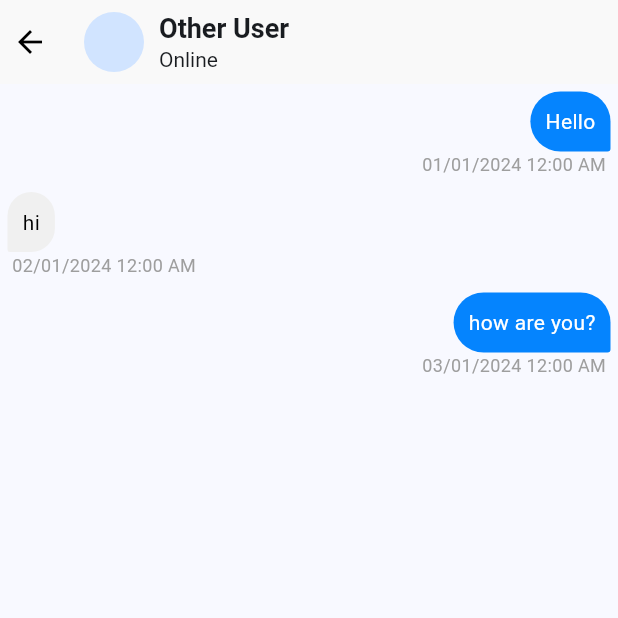
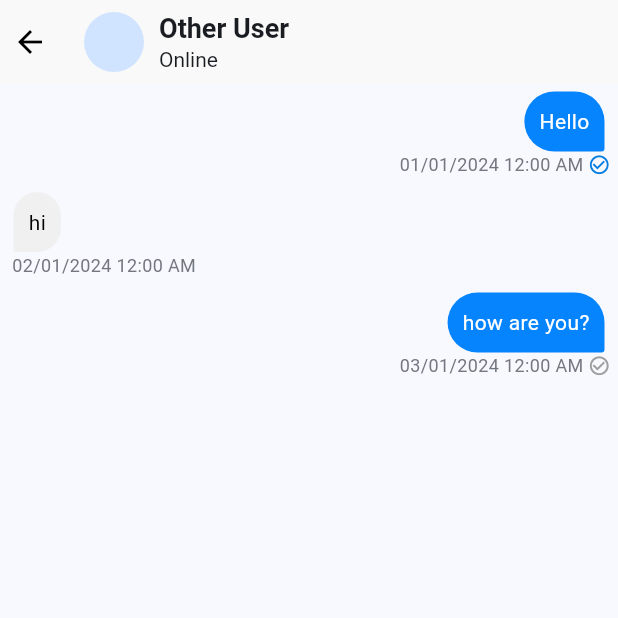
Before and after one commit to params19/livecom, a Flutter app: the screen it shows after launch, on a phone screen of 412 x 824 dp, the top half of it. Run offline on Flutter 3.47's test engine with Material 3 defaults, Android fonts, the phone set to English and light mode, and no system bars; our stand-ins replace country_code_picker, flutter_local_notifications.

Commit message:
Add image support to ChatMessage widget and enhance message display

```diff
--- a/lib/constants/chat_message.dart
+++ b/lib/constants/chat_message.dart
@@ -1,3 +1,4 @@
+import 'package:cached_network_image/cached_network_image.dart';
 import 'package:flutter/material.dart';
 import 'package:livecom/constants/color.dart';
 import 'package:livecom/constants/date_format.dart';
@@ -20,7 +21,64 @@ class ChatMessage extends StatefulWidget {
 class _ChatMessageState extends State<ChatMessage> {
   @override
   Widget build(BuildContext context) {
-    return Container(
+    return widget.isImage
+        ? Container(
+            child: Row(
+              mainAxisAlignment: widget.message.sender == widget.currentUserId
+                  ? MainAxisAlignment.end
+                  : MainAxisAlignment.start,
+              children: [
+                Column(
+                  crossAxisAlignment:
+                      widget.message.sender == widget.currentUserId
+                          ? CrossAxisAlignment.end
+                          : CrossAxisAlignment.start,
+                  children: [
+                    Container(
+                      margin: EdgeInsets.all(4),
+                      child: ClipRRect(
+                        borderRadius: BorderRadius.circular(10),
+                        child: CachedNetworkImage(
+                            imageUrl:
+                                "https://encrypted-tbn0.gstatic.com/images?q=tbn:ANd9GcREOermuzN2tCHhrj4MURWQS9pcFjSFfUKjtQ&s",
+                            height: 200,
+                            width: 200,
+                            fit: BoxFit.cover),
+                      ),
+                    ),
+                    Row(
+                      mainAxisSize: MainAxisSize.min,
+                      children: [
+                        Container(
+                          margin: EdgeInsets.symmetric(horizontal: 3),
+                          child: Text(
+                            formatDate(widget.message.timestamp),
+                            style: TextStyle(
+                                fontSize: 12,
+                                color: Theme.of(context).colorScheme.outline),
+                          ),
+                        ),
+                        widget.message.sender == widget.currentUserId
+                            ? widget.message.isSeenByReceiver
+                                ? Icon(
+                                    Icons.check_circle_outlined,
+                                    size: 16,
+                                    color: primary_blue,
+                                  )
+                                : Icon(
+                                    Icons.check_circle_outlined,
+                                    size: 16,
+                                    color: Colors.grey,
+                                  )
+                            : SizedBox()
+                      ],
+                    )
+                  ],
+                )
+              ],
+            ),
+          )
+        : Container(
             padding: EdgeInsets.all(5),
             child: Row(
               mainAxisAlignment: widget.message.sender == widget.currentUserId
@@ -28,7 +86,8 @@ class _ChatMessageState extends State<ChatMessage> {
                   : MainAxisAlignment.start,
               children: [
                 Column(
-            crossAxisAlignment: widget.message.sender == widget.currentUserId
+                  crossAxisAlignment:
+                      widget.message.sender == widget.currentUserId
                           ? CrossAxisAlignment.end
                           : CrossAxisAlignment.start,
                   children: [
@@ -36,19 +95,22 @@ class _ChatMessageState extends State<ChatMessage> {
                       children: [
                         Container(
                           padding: EdgeInsets.all(10),
+                          margin: EdgeInsets.symmetric(horizontal: 4),
                           constraints: BoxConstraints(
-                        maxWidth: MediaQuery.of(context).size.width * 0.75),
+                              maxWidth:
+                                  MediaQuery.of(context).size.width * 0.75),
                           decoration: BoxDecoration(
-                        color: widget.message.sender == widget.currentUserId
+                              color:
+                                  widget.message.sender == widget.currentUserId
                                       ? primary_blue
                                       : secondary_color,
                               borderRadius: BorderRadius.only(
-                          bottomLeft:
-                              widget.message.sender == widget.currentUserId
+                                bottomLeft: widget.message.sender ==
+                                        widget.currentUserId
                                     ? Radius.circular(20)
                                     : Radius.circular(2),
-                          bottomRight:
-                              widget.message.sender == widget.currentUserId
+                                bottomRight: widget.message.sender ==
+                                        widget.currentUserId
                                     ? Radius.circular(2)
                                     : Radius.circular(20),
                                 topLeft: Radius.circular(20),
@@ -57,7 +119,8 @@ class _ChatMessageState extends State<ChatMessage> {
                           child: Text(
                             widget.message.message,
                             style: TextStyle(
-                          color: widget.message.sender == widget.currentUserId
+                                color: widget.message.sender ==
+                                        widget.currentUserId
                                     ? Colors.white
                                     : Colors.black),
                           ),
@@ -72,10 +135,24 @@ class _ChatMessageState extends State<ChatMessage> {
                             formatDate(widget.message.timestamp),
                             style: TextStyle(
                               fontSize: 12,
-                        color: Colors.grey,
+                              color: Theme.of(context).colorScheme.outline,
                             ),
                           ),
+                        ),
+                        widget.message.sender == widget.currentUserId
+                            ? widget.message.isSeenByReceiver
+                                ? Icon(
+                                    Icons.check_circle_outline,
+                                    color:
+                                        const Color.fromARGB(255, 4, 125, 224),
+                                    size: 15,
                                   )
+                                : Icon(
+                                    Icons.check_circle_outline,
+                                    color: Colors.grey,
+                                    size: 15,
+                                  )
+                            : Container()
                       ],
                     )
                   ],
```
Lines whose indentation alone changed are shown as unchanged.
